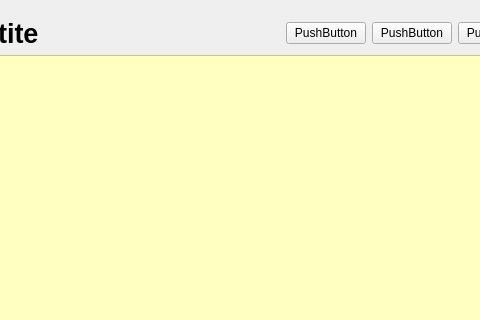
Qt form cuiapostite.ui (Arrera-Software/Arrera-Postite) before a commit; both pictures show x 158 to 638 and y 0 to 320 of the 800 by 600 pixel window.
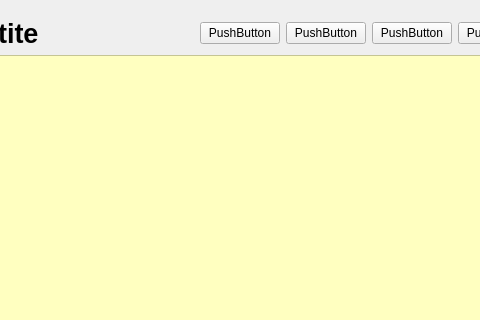
The same form after that commit.

Patch:
```diff
--- a/cuiapostite.ui
+++ b/cuiapostite.ui
@@ -47,6 +47,13 @@
             </property>
            </spacer>
           </item>
+          <item>
+           <widget class="QPushButton" name="IDC_OPEN">
+            <property name="text">
+             <string>PushButton</string>
+            </property>
+           </widget>
+          </item>
           <item>
            <widget class="QPushButton" name="IDC_SAVE">
             <property name="text">
```
Left out of the diff: 2 changed lines with no effect on the pictures.
